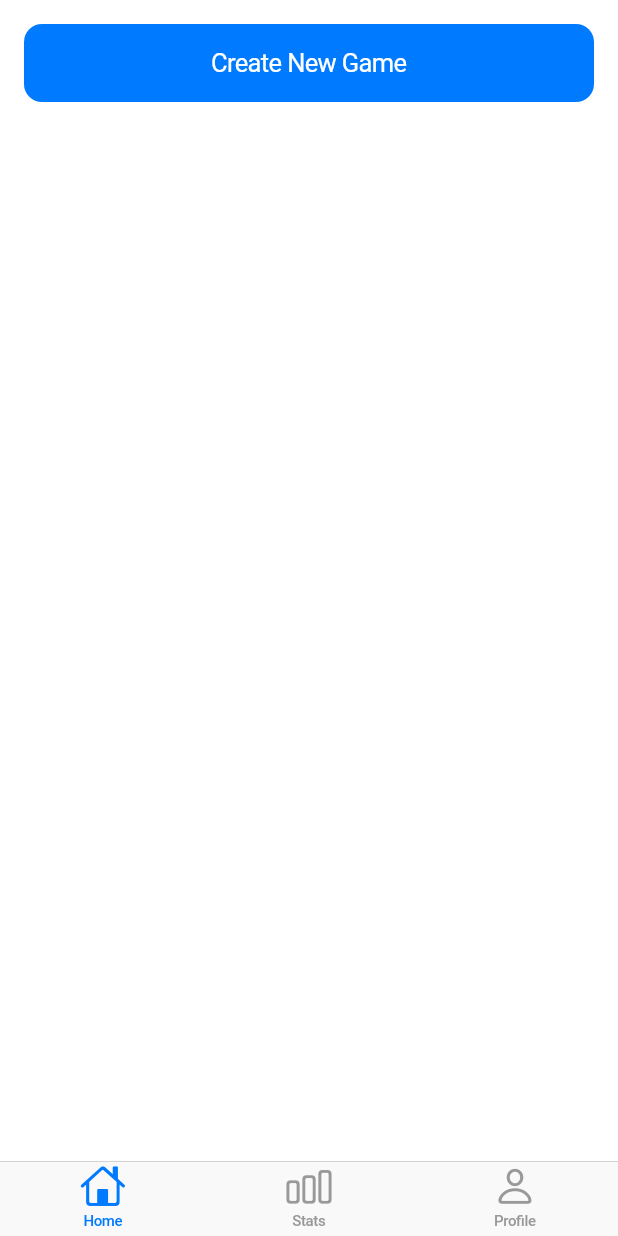
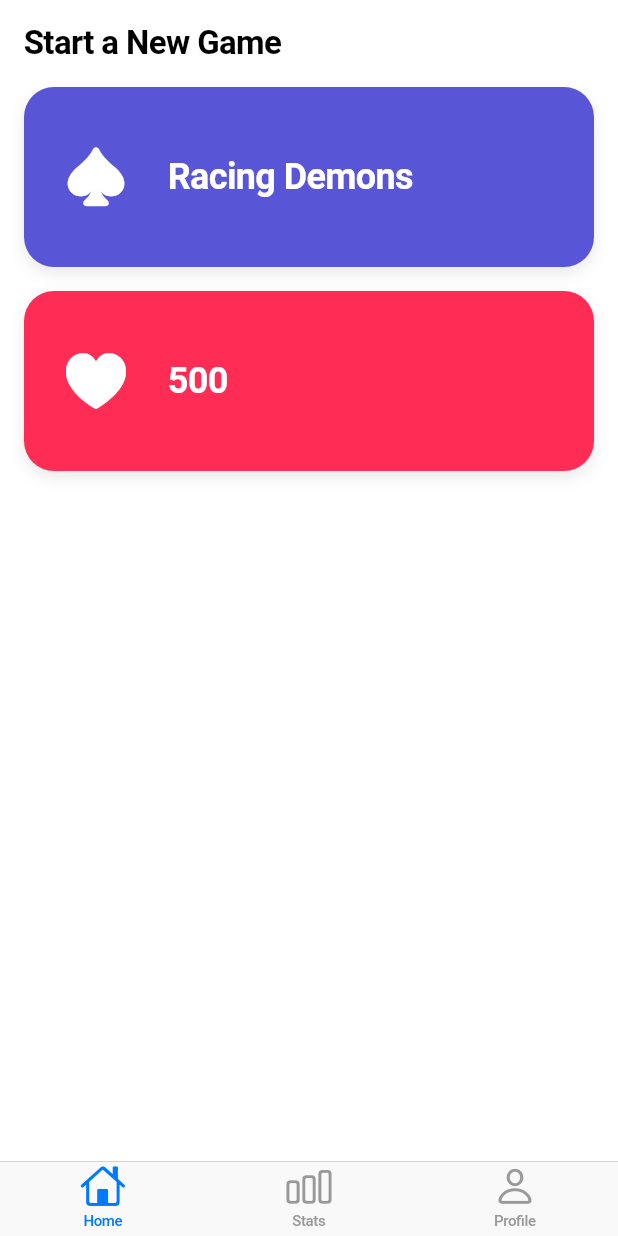
Before and after one commit to NickGolitsyn/card_game_counter, a Flutter app: the screen it shows after launch, on a phone screen of 412 x 824 dp. Run offline on Flutter 3.47's test engine with Material 3 defaults, Android fonts, the phone set to English and light mode, and no system bars; our stand-ins replace shared_preferences.

Commit message:
changed home page layout and added a new pill tab selector

```diff
--- a/lib/screens/home_page.dart
+++ b/lib/screens/home_page.dart
@@ -36,11 +36,12 @@ class _HomePageState extends State<HomePage> {
   Widget _buildDraftGamesSection() {
     if (_draftGames.isEmpty) return const SizedBox.shrink();
 
-    return Column(
-      children: [
-        GestureDetector(
-          onTap: () {
-            Navigator.pushNamed(context, '/drafts');
+    return GestureDetector(
+      onTap: () async {
+        final result = await Navigator.pushNamed(context, '/drafts');
+        if (result == 'draft_updated') {
+          _loadDraftGames();
+        }
       },
       child: Container(
         margin: const EdgeInsets.only(bottom: 16),
@@ -94,8 +95,6 @@ class _HomePageState extends State<HomePage> {
           ],
         ),
       ),
-        ),
-      ],
     );
   }
 
@@ -108,18 +107,107 @@ class _HomePageState extends State<HomePage> {
             : Padding(
                 padding: const EdgeInsets.all(16),
                 child: Column(
-                  crossAxisAlignment: CrossAxisAlignment.stretch,
+                  crossAxisAlignment: CrossAxisAlignment.start,
                   children: [
+                    const Text(
+                      'Start a New Game',
+                      style: TextStyle(
+                        fontSize: 22,
+                        fontWeight: FontWeight.bold,
+                      ),
+                    ),
+                    const SizedBox(height: 16),
+                    GestureDetector(
+                      onTap: () async {
+                        final result = await showCupertinoModalPopup(
+                          context: context,
+                          builder: (context) => const CreateGameModal(gameType: 'Racing Demons'),
+                        );
+                        if (result == 'draft_updated') {
+                          _loadDraftGames();
+                        }
+                      },
+                      child: Container(
+                        height: 120,
+                        margin: const EdgeInsets.only(bottom: 16),
+                        decoration: BoxDecoration(
+                          color: CupertinoColors.systemIndigo,
+                          borderRadius: BorderRadius.circular(20),
+                          boxShadow: [
+                            BoxShadow(
+                              color: CupertinoColors.systemGrey.withOpacity(0.2),
+                              blurRadius: 8,
+                              offset: const Offset(0, 4),
+                            ),
+                          ],
+                        ),
+                        child: Row(
+                          children: [
+                            const SizedBox(width: 24),
+                            Icon(
+                              CupertinoIcons.suit_spade_fill,
+                              size: 48,
+                              color: CupertinoColors.white,
+                            ),
+                            const SizedBox(width: 24),
+                            const Text(
+                              'Racing Demons',
+                              style: TextStyle(
+                                color: CupertinoColors.white,
+                                fontSize: 24,
+                                fontWeight: FontWeight.bold,
+                              ),
+                            ),
+                          ],
+                        ),
+                      ),
+                    ),
+                    GestureDetector(
+                      onTap: () async {
+                        final result = await showCupertinoModalPopup(
+                          context: context,
+                          builder: (context) => const CreateGameModal(gameType: '500'),
+                        );
+                        if (result == 'draft_updated') {
+                          _loadDraftGames();
+                        }
+                      },
+                      child: Container(
+                        height: 120,
+                        margin: const EdgeInsets.only(bottom: 24),
+                        decoration: BoxDecoration(
+                          color: CupertinoColors.systemPink,
+                          borderRadius: BorderRadius.circular(20),
+                          boxShadow: [
+                            BoxShadow(
+                              color: CupertinoColors.systemGrey.withOpacity(0.2),
+                              blurRadius: 8,
+                              offset: const Offset(0, 4),
+                            ),
+                          ],
+                        ),
+                        child: Row(
+                          children: [
+                            const SizedBox(width: 24),
+                            Icon(
+                              CupertinoIcons.suit_heart_fill,
+                              size: 48,
+                              color: CupertinoColors.white,
+                            ),
+                            const SizedBox(width: 24),
+                            const Text(
+                              '500',
+                              style: TextStyle(
+                                color: CupertinoColors.white,
+                                fontSize: 24,
+                                fontWeight: FontWeight.bold,
+                              ),
+                            ),
+                          ],
+                        ),
+                      ),
+                    ),
                     _buildDraftGamesSection(),
-                    CupertinoButton.filled(
-                      onPressed: () {
-                        showCupertinoModalPopup(
-                          context: context,
-                          builder: (context) => const CreateGameModal(),
-                        );
-                      },
-                      child: const Text('Create New Game'),
-                    ),
                   ],
                 ),
               ),
```
Also changed, not shown: lib/screens/draft_games_page.dart (+14 -27 lines), lib/screens/game_screen.dart (+16 -21 lines), lib/screens/statistics_page.dart (+21 -2 lines), lib/services/stats_service.dart (+5 -5 lines), lib/widgets/create_game_modal.dart (+10 -28 lines), lib/widgets/pill_tab_selector.dart (added, +63 -0 lines). Lines whose indentation alone changed are shown as unchanged.
